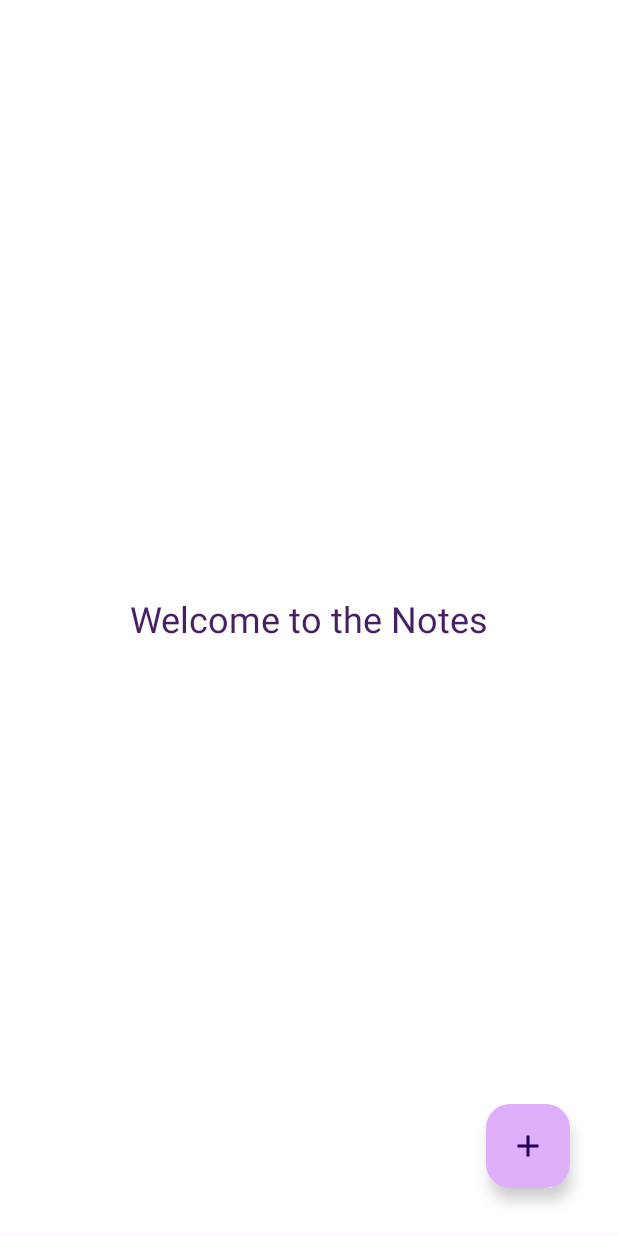
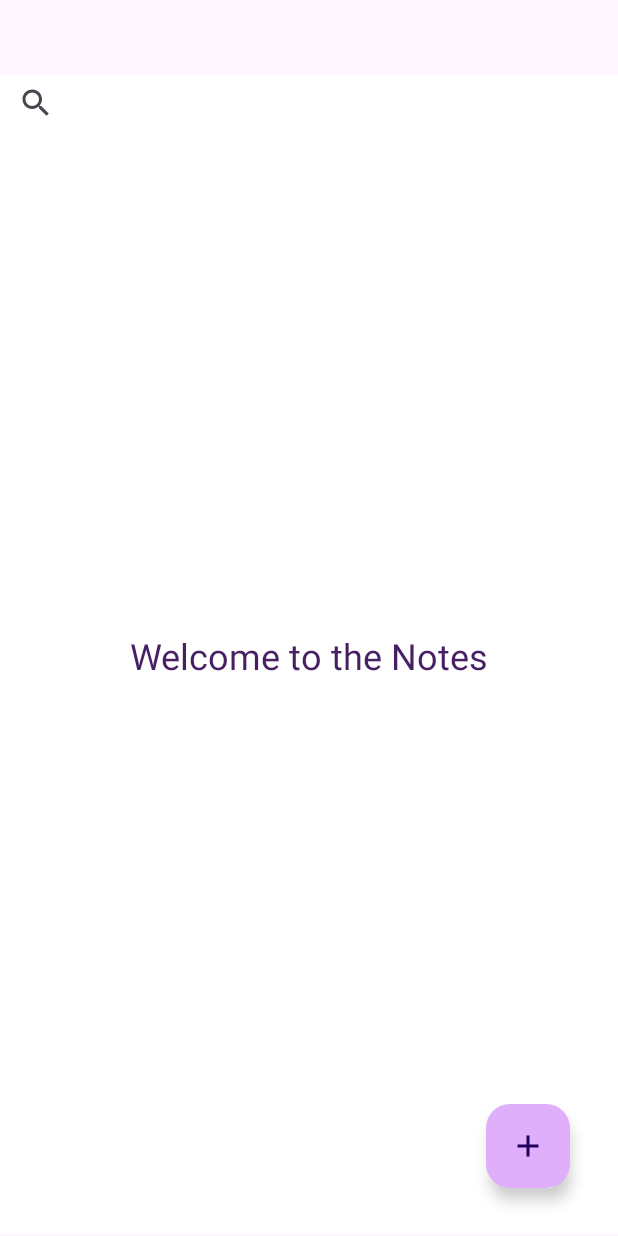
Before and after one commit to VladaZh/Notes, an Android app: the screen it shows after launch (MainActivity), on a phone screen of 412 x 824 dp. Run offline under Robolectric (Android 15) with nearby library versions, the phone set to English and light mode, and no system bars.

Commit message:
SearchView

```diff
--- a/app/src/main/java/com/example/notes/MainActivity.kt
+++ b/app/src/main/java/com/example/notes/MainActivity.kt
@@ -3,8 +3,10 @@ package com.example.notes
 import android.annotation.SuppressLint
 import android.content.Intent
 import android.os.Bundle
+import android.util.Log
 import android.view.View
 import android.widget.EditText
+import android.widget.SearchView
 import android.widget.TextView
 import androidx.activity.enableEdgeToEdge
 import androidx.appcompat.app.AppCompatActivity
@@ -31,6 +33,7 @@ class MainActivity : AppCompatActivity() {
         binding = ActivityMainBinding.inflate(layoutInflater)
         setContentView(binding.root)
         init()
+        initSearcView()
     }
 
     override fun onDestroy() {
@@ -57,7 +60,7 @@ class MainActivity : AppCompatActivity() {
     }
     fun fillAdapter(){
 
-        val list = myDbManager.readDbData()
+        val list = myDbManager.readDbData("")
         myAdapter.updateAdapter(list)
         if (list.size > 0){
             binding.tvNoElements.visibility = View.GONE
@@ -65,6 +68,22 @@ class MainActivity : AppCompatActivity() {
             binding.tvNoElements.visibility = View.VISIBLE
         }
     }
+
+    private fun initSearcView(){
+        binding.Search.setOnQueryTextListener(object : SearchView.OnQueryTextListener{
+            override fun onQueryTextSubmit(p0: String?): Boolean {
+                return true
+            }
+
+            override fun onQueryTextChange(p0: String?): Boolean {
+                val list = myDbManager.readDbData(p0!!)
+                myAdapter.updateAdapter(list)
+                Log.d("SearchLog", "New Search : $p0")
+                return true
+            }
+        })
+    }
+
     private fun getSwapMg(): ItemTouchHelper{
         return ItemTouchHelper(object:ItemTouchHelper.SimpleCallback(0,
             ItemTouchHelper.RIGHT or ItemTouchHelper.LEFT){
--- a/app/src/main/java/com/example/notes/db/MyDbManager.kt
+++ b/app/src/main/java/com/example/notes/db/MyDbManager.kt
@@ -15,7 +15,7 @@ class MyDbManager(context: Context) {
         db = myDbHelper.writableDatabase // открытие дб
     }
 
-    fun insertToDb(title: String, content: String, uri: String){ // записать в дб
+    fun insertToDb(title: String, content: String, uri: String){ // записать в бд
         val values = ContentValues().apply {
             put(MyDbNameClass.COLUMN_NAME_TITLE, title)
             put(MyDbNameClass.COLUMN_NAME_CONTENT,content)
@@ -25,9 +25,10 @@ class MyDbManager(context: Context) {
         db?.insert(MyDbNameClass.TABLE_NAME, null, values)
     }
 
-    fun readDbData(): ArrayList<ListItem>{ // считывание с дб
+    fun readDbData(searchText : String): ArrayList<ListItem>{ // считывание с бд
         val dataList = ArrayList<ListItem>()
-        val cursor = db?.query(MyDbNameClass.TABLE_NAME, null, null, null,
+        val selection = "${MyDbNameClass.COLUMN_NAME_TITLE} like ?" //запрос в бд
+        val cursor = db?.query(MyDbNameClass.TABLE_NAME, null, selection, arrayOf("%$searchText%"), //% - поиск по символу а не по целому слову
             null, null, null)
 
         with(cursor){
--- a/app/src/main/res/layout/activity_main.xml
+++ b/app/src/main/res/layout/activity_main.xml
@@ -11,6 +11,7 @@
         android:id="@+id/rcView"
         android:layout_width="0dp"
         android:layout_height="0dp"
+        android:layout_marginTop="50dp"
         android:layout_marginBottom="2dp"
         android:background="#FFFFFF"
         android:paddingTop="40dp"
@@ -22,6 +23,17 @@
         app:layout_constraintVertical_bias="0.0">
 
     </androidx.recyclerview.widget.RecyclerView>
+
+    <SearchView
+        android:id="@+id/Search"
+        android:layout_width="409dp"
+        android:layout_height="wrap_content"
+        android:layout_marginTop="43dp"
+        app:layout_constraintBottom_toBottomOf="parent"
+        app:layout_constraintTop_toTopOf="parent"
+        app:layout_constraintVertical_bias="0.002"
+        tools:ignore="MissingConstraints"
+        tools:layout_editor_absoluteX="1dp" />
 
     <com.google.android.material.floatingactionbutton.FloatingActionButton
         android:id="@+id/fbNew"
@@ -47,4 +59,5 @@
         app:layout_constraintEnd_toEndOf="parent"
         app:layout_constraintStart_toStartOf="parent"
         app:layout_constraintTop_toTopOf="@+id/rcView" />
+
 </androidx.constraintlayout.widget.ConstraintLayout>
--- a/app/src/main/res/layout/edit_activity.xml
+++ b/app/src/main/res/layout/edit_activity.xml
@@ -29,7 +29,7 @@
     <ScrollView
         android:id="@+id/scrollView"
         android:layout_width="match_parent"
-        android:layout_height="800dp"
+        android:layout_height="730dp"
         android:layout_marginTop="12dp"
         android:paddingLeft="10dp"
         android:paddingRight="10dp"
```
